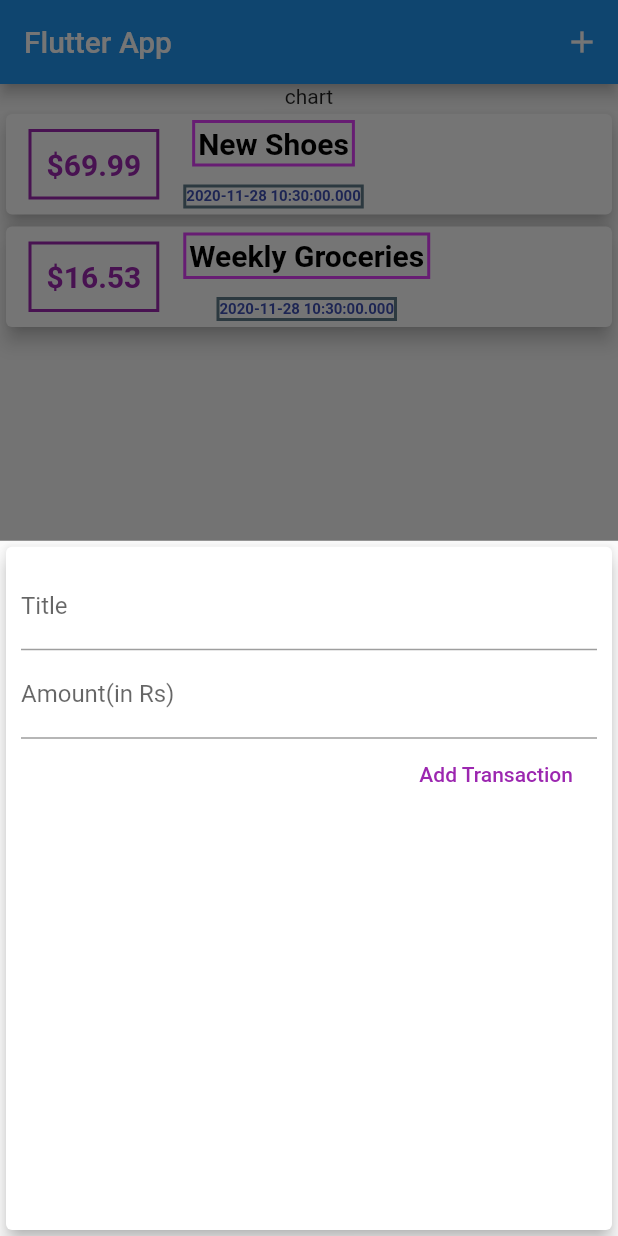
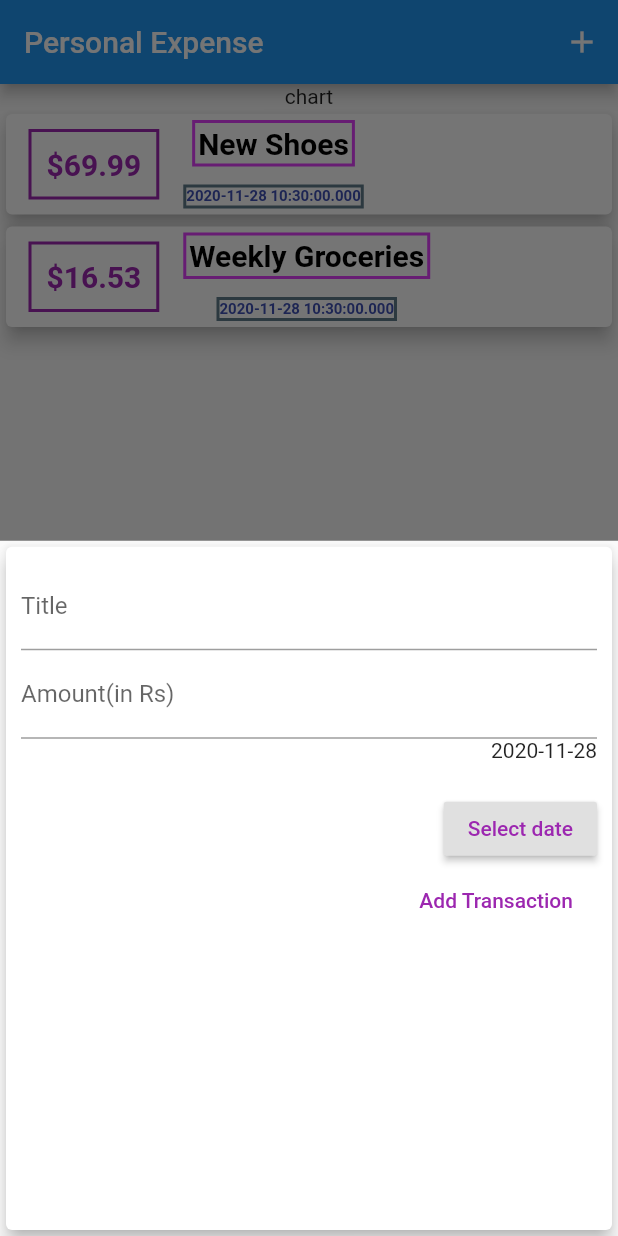
Before and after one commit to kartiklut/Personal-Expense, a Flutter app: the screen it shows after launch, after a tap on the "add" icon, on a phone screen of 412 x 824 dp. Run offline on Flutter 3.47's test engine with Material 2 defaults, Android fonts, the phone set to English and light mode, and no system bars.

Commit message:
Adding DatePicker

```diff
--- a/lib/main.dart
+++ b/lib/main.dart
@@ -13,7 +13,7 @@ class MyApp extends StatelessWidget {
   @override
   Widget build(BuildContext context) {
     return MaterialApp(
-      title: 'Flutter Demo',
+      title: 'Personal Expense',
       home: MyHomePage(),
     );
   }
@@ -42,8 +42,8 @@ class _MyHomePageState extends State<MyHomePage> {
     ),
   ];
 
-  void _addNewTransaction(String txtitle, double txamount) {
-    final newTx = Transaction(id: DateTime.now().toString(), title: txtitle, amount: txamount, date: DateTime.now());
+  void _addNewTransaction(String txtitle, double txamount,DateTime dateTime) {
+    final newTx = Transaction(id: DateTime.now().toString(), title: txtitle, amount: txamount, date: dateTime);
     setState(() {
       _transactions.add(newTx);
     });
@@ -73,7 +73,7 @@ class _MyHomePageState extends State<MyHomePage> {
 
     return Scaffold(
       appBar: AppBar(
-        title: Text("Flutter App"),
+        title: Text("Personal Expense"),
         actions: <Widget>[
           IconButton(
             icon: Icon(Icons.add),
--- a/lib/widgets/CreatingTransaction.dart
+++ b/lib/widgets/CreatingTransaction.dart
@@ -1,7 +1,6 @@
-
+import 'dart:async';
 
 import 'package:flutter/material.dart';
-
 
 class CreatingTransaction extends StatefulWidget {
   final Function txcreate;
@@ -16,11 +15,11 @@ class _CreatingTransactionState extends State<CreatingTransaction> {
   final titleController = TextEditingController();
 
   final amountController = TextEditingController();
-
+  DateTime _selectedDate = DateTime.now();
   void submitData() {
     final enteredTitle = titleController.text;
     final enteredAmount = double.parse(amountController.text);
-
+    final enteredDate = _selectedDate;
     if (enteredTitle.isEmpty || enteredAmount <= 0) {
       return;
     }
@@ -28,13 +27,26 @@ class _CreatingTransactionState extends State<CreatingTransaction> {
     widget.txcreate(
       enteredTitle,
       enteredAmount,
+      enteredDate
     );
     Navigator.of(context).pop();
 
   }
 
+
+  Future<void> _selectDate(BuildContext context) async {
+    final DateTime picked =
+    await showDatePicker(context: context, initialDate: _selectedDate, firstDate: DateTime(2015, 8), lastDate: DateTime(2101));
+    if (picked != null && picked != _selectedDate)
+      setState(() {
+        _selectedDate = picked;
+      });
+  }
+
   @override
   Widget build(BuildContext context) {
+
+
     return Card(
       elevation: 5,
       child: Container(
@@ -46,13 +58,20 @@ class _CreatingTransactionState extends State<CreatingTransaction> {
               controller: titleController,
               decoration: InputDecoration(labelText: 'Title'),
               onSubmitted: (_) => submitData(),
-
             ),
             TextField(
               controller: amountController,
               decoration: InputDecoration(labelText: 'Amount(in Rs)'),
               // onSubmitted: ()=> (),
-
+            ),
+            Text("${_selectedDate.toLocal()}".split(' ')[0]),
+            SizedBox(
+              height: 20.0,
+            ),
+            RaisedButton(
+              onPressed: () => _selectDate(context),
+              child: Text('Select date'),
+              textColor: Colors.purple,
             ),
             FlatButton(
               child: Text("Add Transaction"),
```
